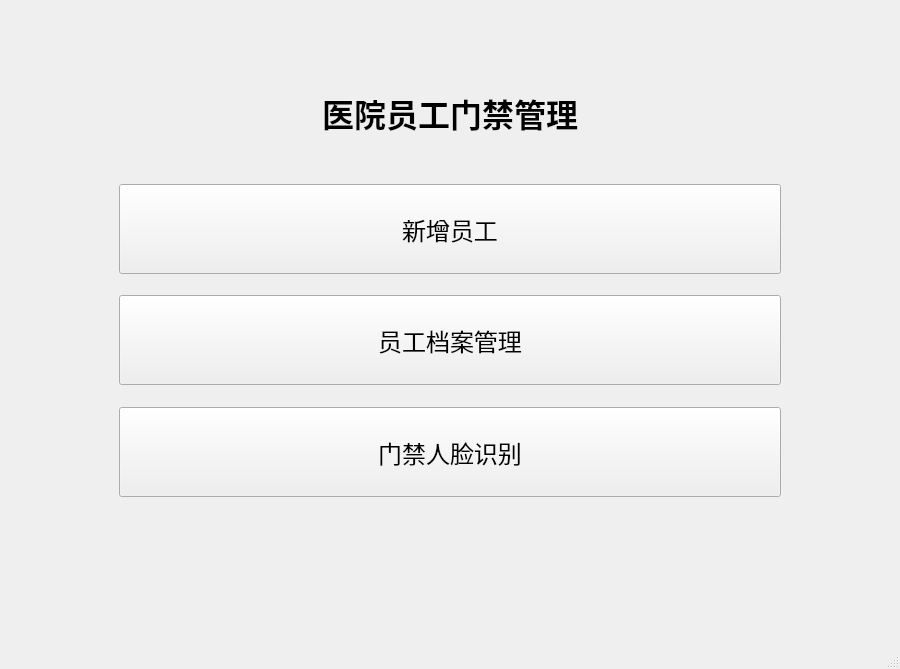
First picture: the form in mainwindow.ui, repository maocode2026/mao, before the edit.
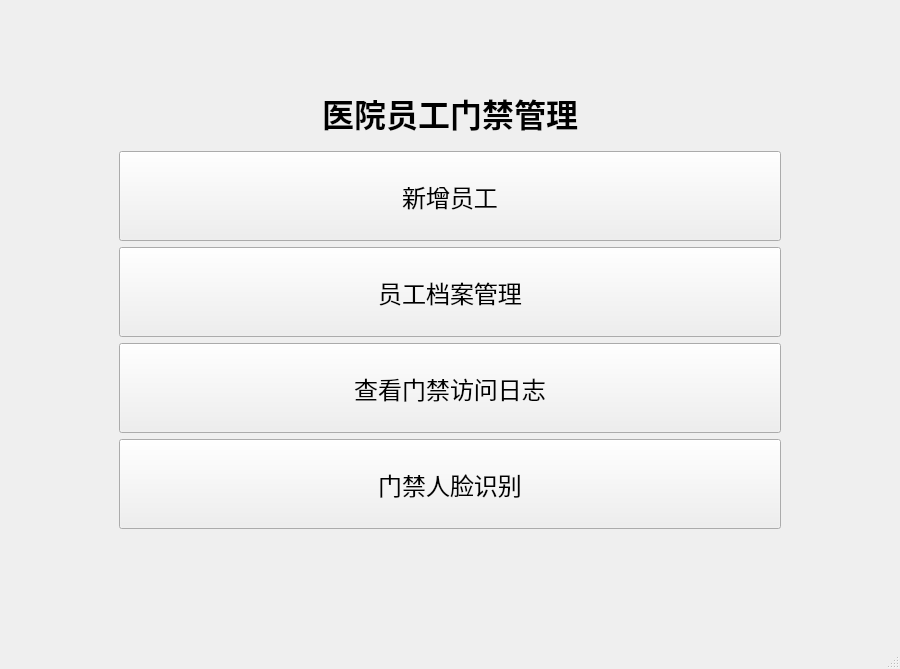
Second picture: the form after the edit.

Commit message: fix:美化页面，增加活体检测，门禁日志

```diff
--- a/mainwindow.ui
+++ b/mainwindow.ui
@@ -110,6 +110,16 @@
         <item>
          <spacer name="homeManagementSpacer"><property name="orientation"><enum>Qt::Orientation::Vertical</enum></property><property name="sizeHint" stdset="0"><size><width>20</width><height>35</height></size></property></spacer>
         </item>
+        <item>
+         <widget class="QPushButton" name="accessLogButton">
+          <property name="minimumSize"><size><width>0</width><height>90</height></size></property>
+          <property name="font"><font><pointsize>18</pointsize></font></property>
+          <property name="text"><string>查看门禁访问日志</string></property>
+         </widget>
+        </item>
+        <item>
+         <spacer name="homeLogSpacer"><property name="orientation"><enum>Qt::Orientation::Vertical</enum></property><property name="sizeHint" stdset="0"><size><width>20</width><height>35</height></size></property></spacer>
+        </item>
         <item>
          <widget class="QPushButton" name="accessButton">
           <property name="minimumSize">
```
Left out of the diff: 7 changed lines with no effect on the pictures. The commit also changes 15 other files.
